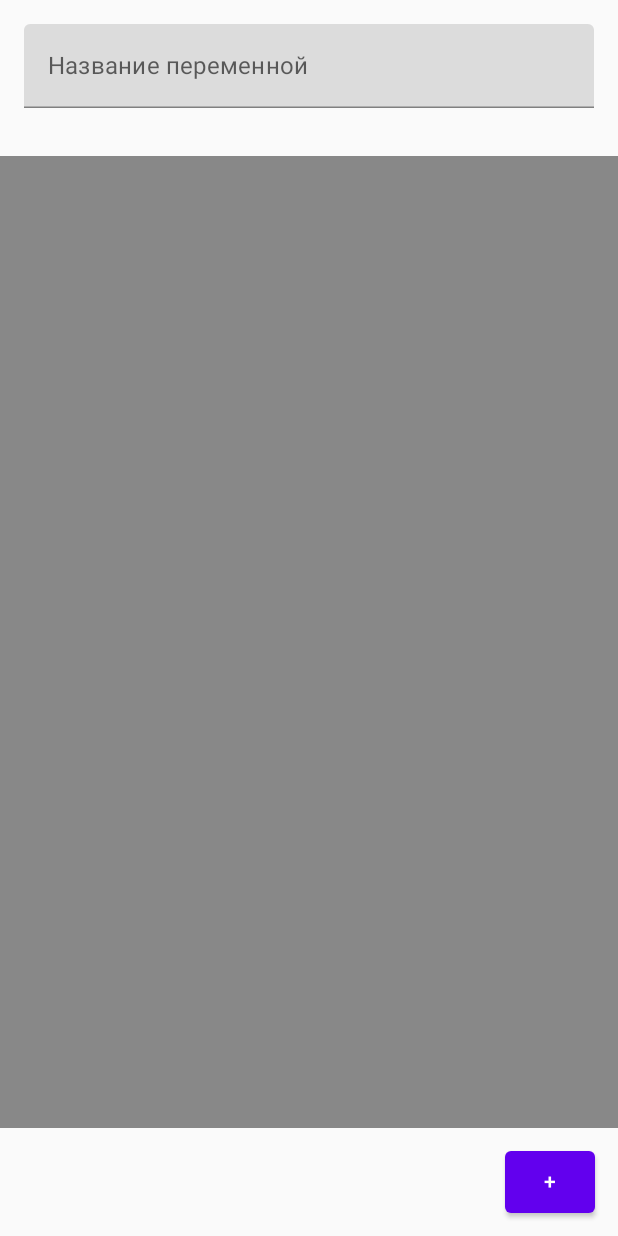
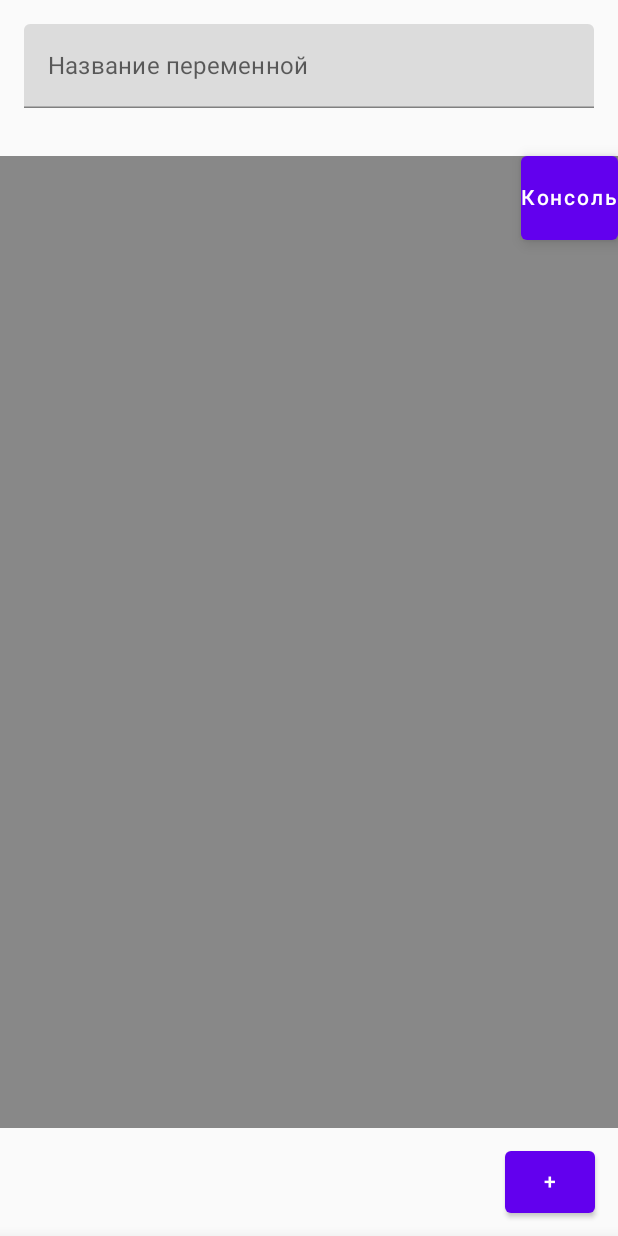
Before and after one commit to gruwitdacrew/Codeblock, an Android app built with Jetpack Compose: the screen it shows after launch (MainActivity), on a phone screen of 412 x 824 dp. Run offline under Robolectric (Android 15) with nearby library versions, the phone set to English and light mode, and no system bars.

Commit message:
added console button

```diff
--- a/app/build.gradle
+++ b/app/build.gradle
@@ -64,4 +64,6 @@ dependencies {
     //Navigation
     implementation "androidx.navigation:navigation-compose:2.4.0-alpha10"
 
+    //Material
+
 }
--- a/app/src/main/java/com/example/mobile/MainActivity.kt
+++ b/app/src/main/java/com/example/mobile/MainActivity.kt
@@ -8,6 +8,8 @@ import androidx.activity.compose.setContent
 import androidx.compose.foundation.background
 import androidx.compose.foundation.layout.*
 import androidx.compose.material.*
+import androidx.compose.material.icons.Icons
+import androidx.compose.material.icons.filled.Add
 import androidx.compose.runtime.*
 import androidx.compose.ui.Alignment
 import androidx.compose.ui.Modifier
@@ -16,6 +18,7 @@ import androidx.compose.ui.layout.onGloballyPositioned
 import androidx.compose.ui.platform.LocalDensity
 import androidx.compose.ui.unit.dp
 import com.example.mobile.Blocks.Initialization
+import kotlinx.coroutines.launch
 
 
 class MainActivity : ComponentActivity() {
@@ -30,8 +33,15 @@ var height = 0.dp
 var width = 0.dp
 
 
+@OptIn(ExperimentalMaterialApi::class)
 @Composable
 fun OnLoad() {
+    val sheetState = rememberModalBottomSheetState(initialValue = ModalBottomSheetValue.Hidden)
+    val coroutineScope = rememberCoroutineScope()
+    ModalBottomSheetLayout(
+        sheetState = sheetState,
+        sheetContent = { ModalContent() }
+    ) {
         Column() {
             var countBlocks by remember { mutableStateOf (0) }
             InitBlock(variables = variables)
@@ -45,12 +55,29 @@ fun OnLoad() {
                         height = with(LocalDensity) { (coordinates.size.height * 0.9).dp }
                         width = with(LocalDensity) { coordinates.size.width.dp }
                     }
+            ) {
+                Row(
+                    modifier = Modifier.fillMaxWidth(),
+                    horizontalArrangement = Arrangement.Start,
+                    verticalAlignment = Alignment.Bottom
+                ) {
+                    Spacer(Modifier.weight(1f))
+                    FloatingActionButton(
+                        onClick = {
+                            // Отобразить модальное окно
+                            coroutineScope.launch {
+                                sheetState.show()
+                            }
+                        },
+                        shape = MaterialTheme.shapes.medium,
+                        backgroundColor = MaterialTheme.colors.primary,
+                        contentColor = MaterialTheme.colors.onPrimary
+                    ) {
+                        Text(text = "Консоль")
+                    }
+                }
 
-        )
-
-        {
-            repeat(countBlocks)
-            {
+                repeat(countBlocks) {
                     MakeBlock()
                 }
             }
@@ -62,6 +89,7 @@ fun OnLoad() {
             )
 
             {
+
                 Button(onClick = {
                     countBlocks++
                     println("new block created")
@@ -73,10 +101,27 @@ fun OnLoad() {
                 {
                     Text(text = "+")
                 }
+
+            }
+        }
     }
 
 }
+
+@Composable
+fun ModalContent() {
+    var text by remember { mutableStateOf("") }
+    Column(modifier = Modifier
+        .padding(20.dp)
+        .height(40.dp)
+    ) {
+        Text(text = "Вывод")
     }
+}
+
+
+
+
 
 @Composable
 fun ButtonAdd()
@@ -94,7 +139,6 @@ fun ButtonAdd()
     }
 }
 
-//data class Variable(val name: String, var value: Int = 0)
 var variables = mutableMapOf<String, String>()
 
 @Composable
```
Lines whose indentation alone changed are shown as unchanged.
